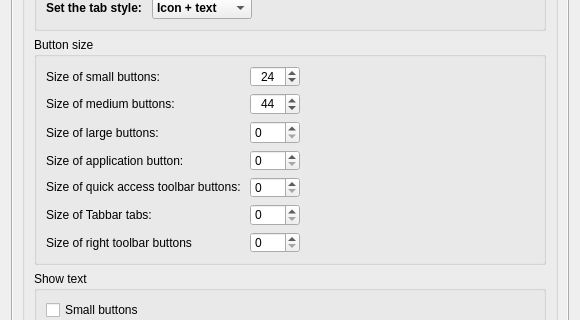
First picture: the form in Resources/ui/Settings.ui, repository APEbbers/FreeCAD-Ribbon, before the edit; both pictures show x 0 to 580 and y 233 to 553 of the 580 by 874 pixel window.
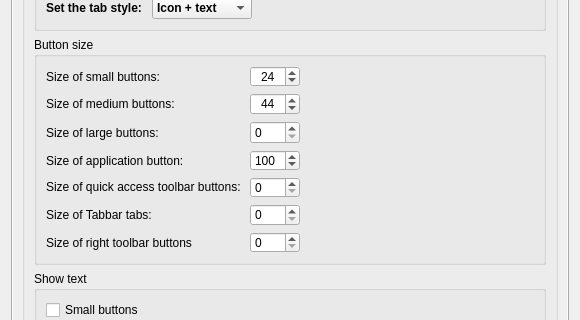
Second picture: the form after the edit. Custom widgets are drawn as their Qt base class.

Commit message: Added the large button size setting

```diff
--- a/Resources/ui/Settings.ui
+++ b/Resources/ui/Settings.ui
@@ -289,6 +289,15 @@
                      <height>20</height>
                     </size>
                    </property>
+                   <property name="minimum">
+                    <number>30</number>
+                   </property>
+                   <property name="maximum">
+                    <number>200</number>
+                   </property>
+                   <property name="value">
+                    <number>100</number>
+                   </property>
                   </widget>
                  </item>
                  <item row="6" column="0">
```
The commit also changes 2 other files.
